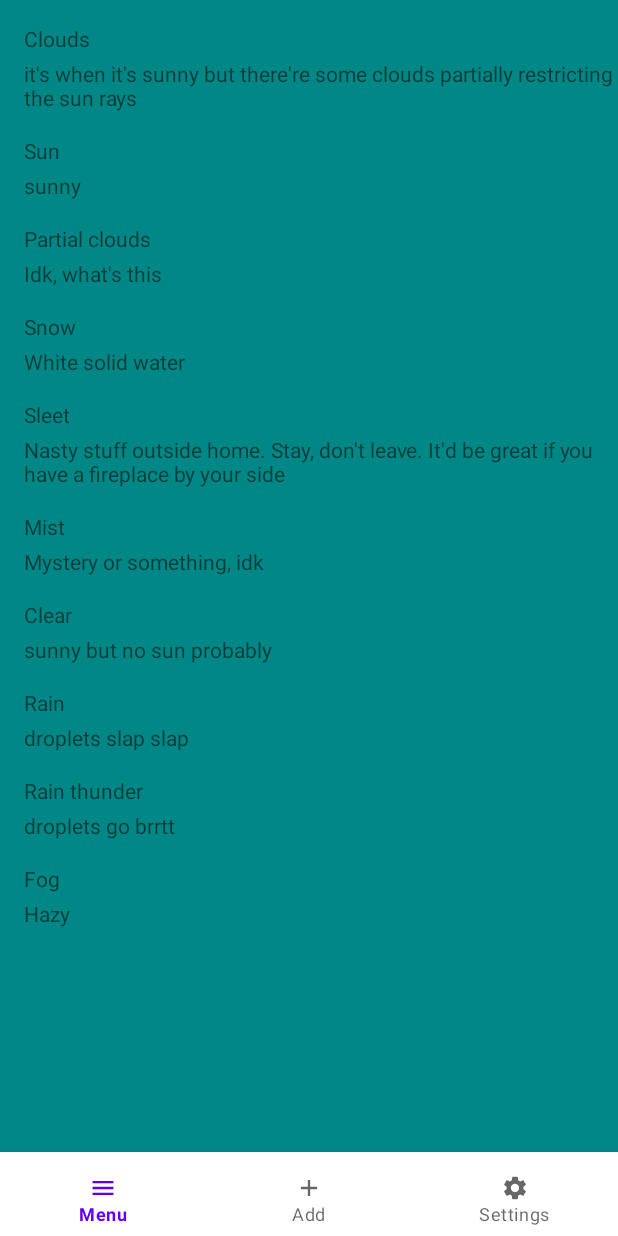
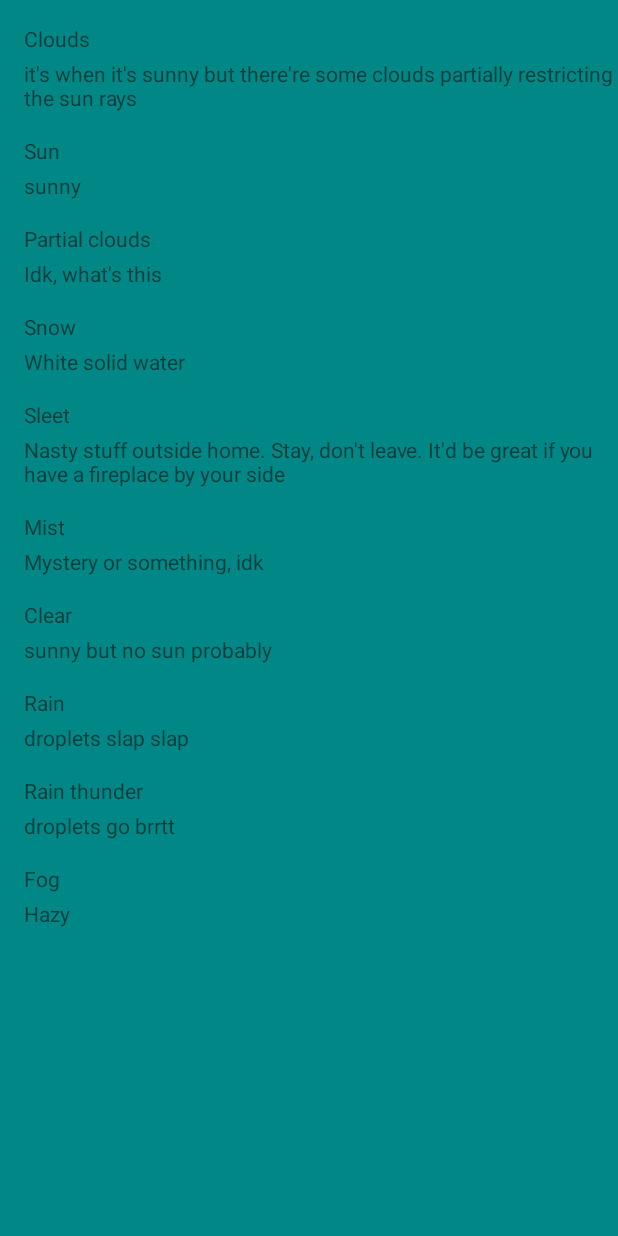
Before and after one commit to ArtemKovaa/DiceTasks, an Android app: the screen it shows after launch (MainActivity), on a phone screen of 412 x 824 dp. Run offline under Robolectric (Android 15) with nearby library versions, the phone set to English and light mode, and no system bars.

Commit message:
no nav_bar

```diff
--- a/app/build.gradle
+++ b/app/build.gradle
@@ -21,6 +21,7 @@ android {
             proguardFiles getDefaultProguardFile('proguard-android-optimize.txt'), 'proguard-rules.pro'
         }
     }
+
     compileOptions {
         sourceCompatibility JavaVersion.VERSION_1_8
         targetCompatibility JavaVersion.VERSION_1_8
--- a/app/src/main/java/com/example/dicetasks/MainActivity.java
+++ b/app/src/main/java/com/example/dicetasks/MainActivity.java
@@ -3,13 +3,19 @@ package com.example.dicetasks;
 import androidx.appcompat.app.AppCompatActivity;
 import androidx.fragment.app.FragmentActivity;
 
+import android.annotation.SuppressLint;
 import android.os.Bundle;
+import android.view.View;
+
 
 public class MainActivity extends FragmentActivity {
+
+    //private ActivityMainBinding binding;
 
     @Override
     protected void onCreate(Bundle savedInstanceState) {
         super.onCreate(savedInstanceState);
         setContentView(R.layout.activity_main);
+
     }
 }
--- a/app/src/main/java/com/example/dicetasks/TaskAdapter.java
+++ b/app/src/main/java/com/example/dicetasks/TaskAdapter.java
@@ -21,7 +21,8 @@ public class TaskAdapter extends RecyclerView.Adapter<TaskAdapter.ViewRow> {
     @NonNull
     @Override
     public ViewRow onCreateViewHolder(@NonNull ViewGroup parent, int viewType) {
-        View view = LayoutInflater.from(parent.getContext()).inflate(R.layout.view_row,parent,false);
+        View view = LayoutInflater.from(parent.getContext()).inflate
+                (R.layout.view_row,parent,false);
         return new ViewRow(view);
     }
 
--- a/app/src/main/res/layout/activity_main.xml
+++ b/app/src/main/res/layout/activity_main.xml
@@ -17,18 +17,10 @@
         tools:layout="@layout/task_menu_fragment"
         android:layout_alignParentEnd="true"
         app:layout_constraintTop_toTopOf="parent"
-        app:layout_constraintBottom_toTopOf="@id/nav_view"
+        app:layout_constraintBottom_toBottomOf="parent"
         app:layout_constraintLeft_toLeftOf="parent"
         app:layout_constraintRight_toRightOf="parent" />
 
-    <com.google.android.material.bottomnavigation.BottomNavigationView
-        android:id="@+id/nav_view"
-        android:layout_width="0dp"
-        android:layout_height="wrap_content"
-        app:layout_constraintBottom_toBottomOf="parent"
-        app:layout_constraintLeft_toLeftOf="parent"
-        app:layout_constraintRight_toRightOf="parent"
-        app:menu="@menu/bottom_nav_menu"
-        app:itemIconSize="32dp"/>
+
 
 </androidx.constraintlayout.widget.ConstraintLayout>
--- a/app/src/main/res/menu/bottom_nav_menu.xml
+++ /dev/null
@@ -1,19 +0,0 @@
-<?xml version="1.0" encoding="utf-8"?>
-<menu xmlns:android="http://schemas.android.com/apk/res/android">
-
-    <item
-        android:id="@+id/navigation_menu"
-        android:icon="@drawable/navigation_menu_foreground"
-        android:title="Menu" />
-
-    <item
-        android:id="@+id/navigation_add"
-        android:icon="@drawable/navigation_add_foreground"
-        android:title="Add" />
-
-    <item
-        android:id="@+id/navigation_settings"
-        android:icon="@drawable/navigation_settings_foreground"
-        android:title="Settings" />
-
-</menu>
```
